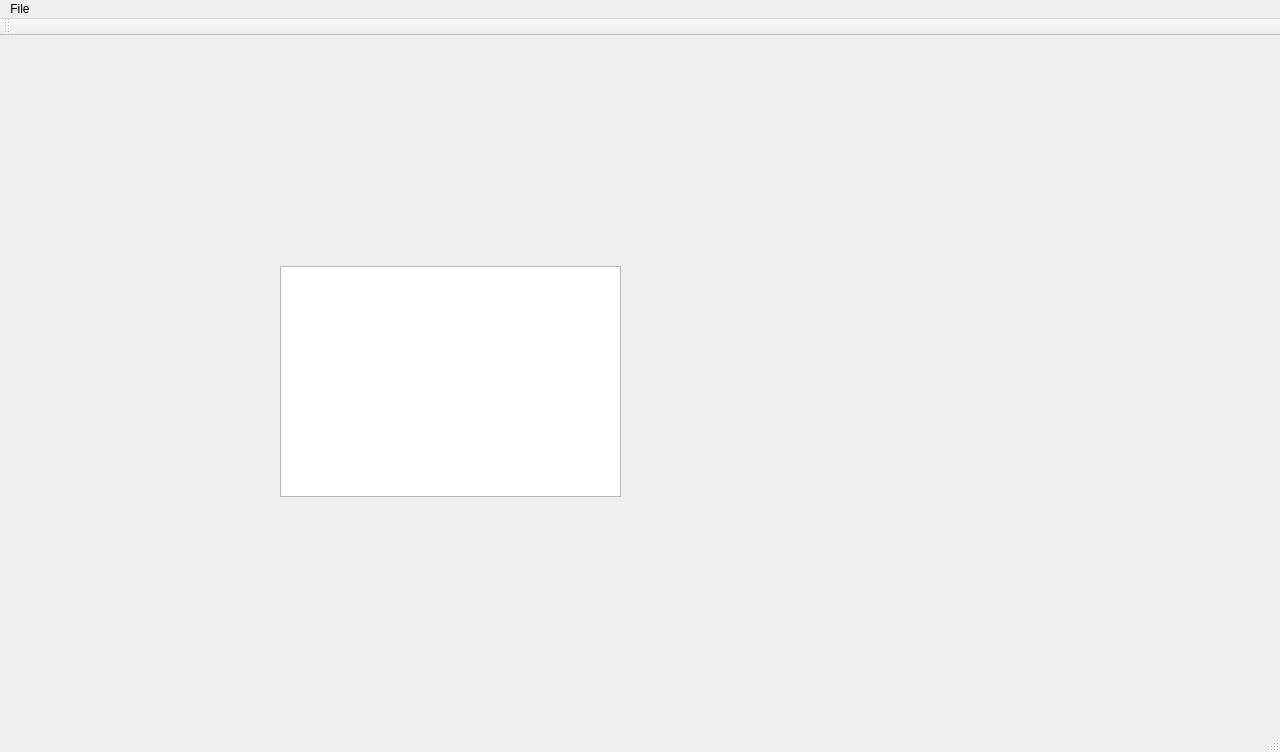
Before: the Qt Designer form Monterey/mainwindow.ui in rovsuite/monterey, drawn with Qt 5.
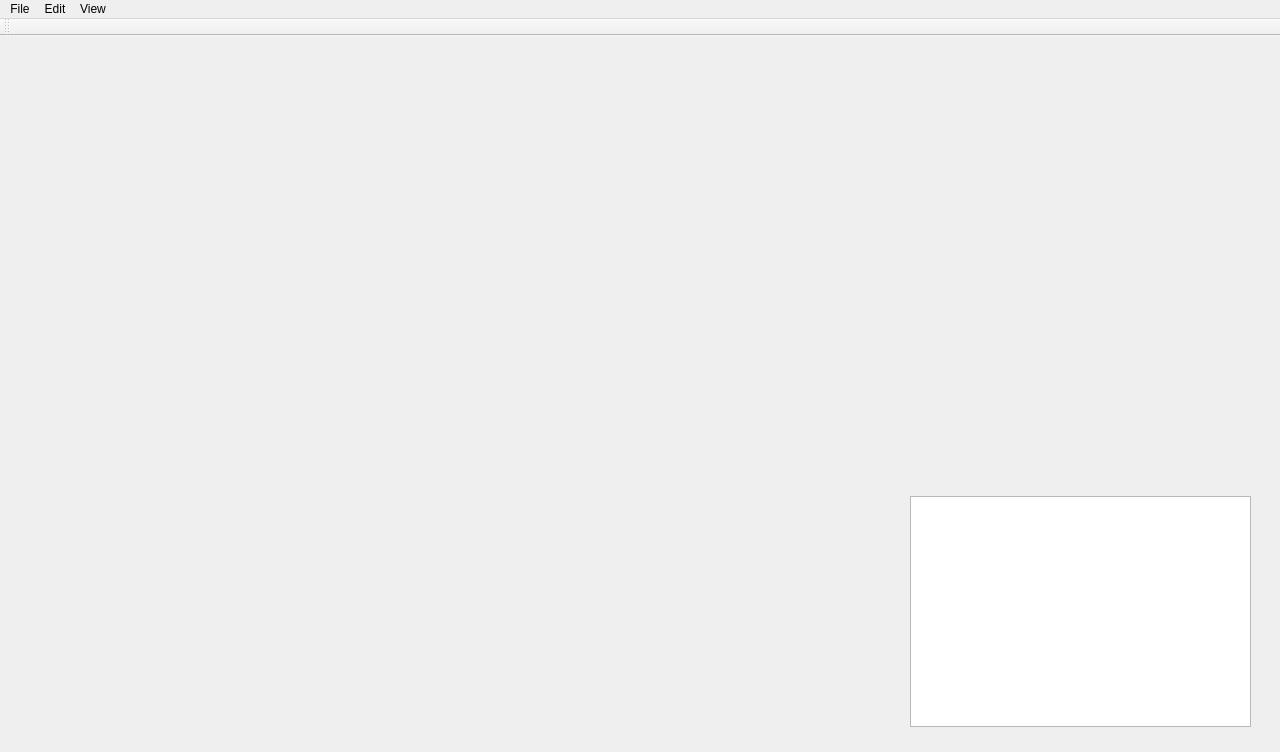
After: the same form once the commit is applied.

Commit message: Continued basic UI layout

Patch:
```diff
--- a/Monterey/mainwindow.ui
+++ b/Monterey/mainwindow.ui
@@ -17,12 +17,18 @@
    <widget class="QTextEdit" name="textEdit">
     <property name="geometry">
      <rect>
-      <x>280</x>
-      <y>230</y>
+      <x>910</x>
+      <y>460</y>
       <width>341</width>
       <height>231</height>
      </rect>
     </property>
+    <property name="lineWrapMode">
+     <enum>QTextEdit::NoWrap</enum>
+    </property>
+    <property name="readOnly">
+     <bool>true</bool>
+    </property>
    </widget>
   </widget>
   <widget class="QMenuBar" name="menuBar">
@@ -42,7 +48,20 @@
     <addaction name="separator"/>
     <addaction name="actionExit"/>
    </widget>
+   <widget class="QMenu" name="menuEdit">
+    <property name="title">
+     <string>Edit</string>
+    </property>
+   </widget>
+   <widget class="QMenu" name="menuView">
+    <property name="title">
+     <string>View</string>
+    </property>
+    <addaction name="actionDebug"/>
+   </widget>
    <addaction name="menuFile"/>
+   <addaction name="menuEdit"/>
+   <addaction name="menuView"/>
   </widget>
   <widget class="QToolBar" name="mainToolBar">
    <attribute name="toolBarArea">
@@ -52,7 +71,6 @@
     <bool>false</bool>
    </attribute>
   </widget>
-  <widget class="QStatusBar" name="statusBar"/>
   <action name="actionAbout">
    <property name="text">
     <string>About</string>
```
Left out of the diff: 7 changed lines with no effect on the pictures. The commit also changes 3 other files.
